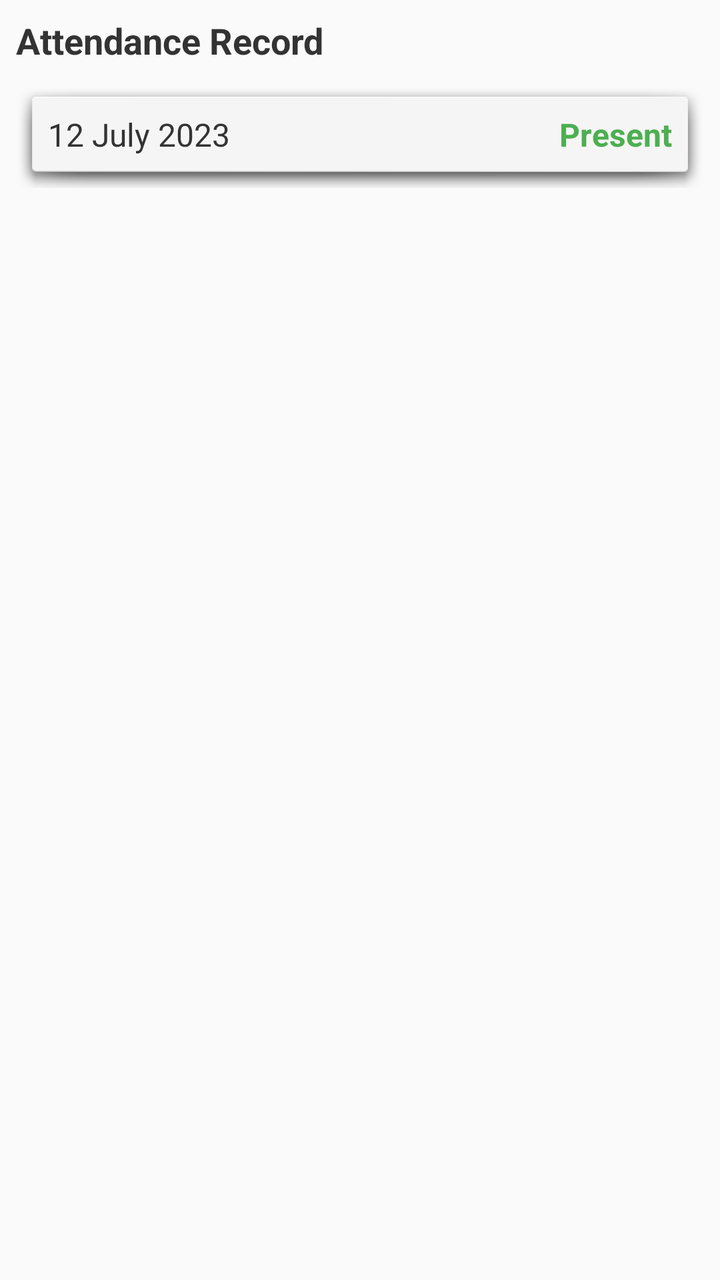
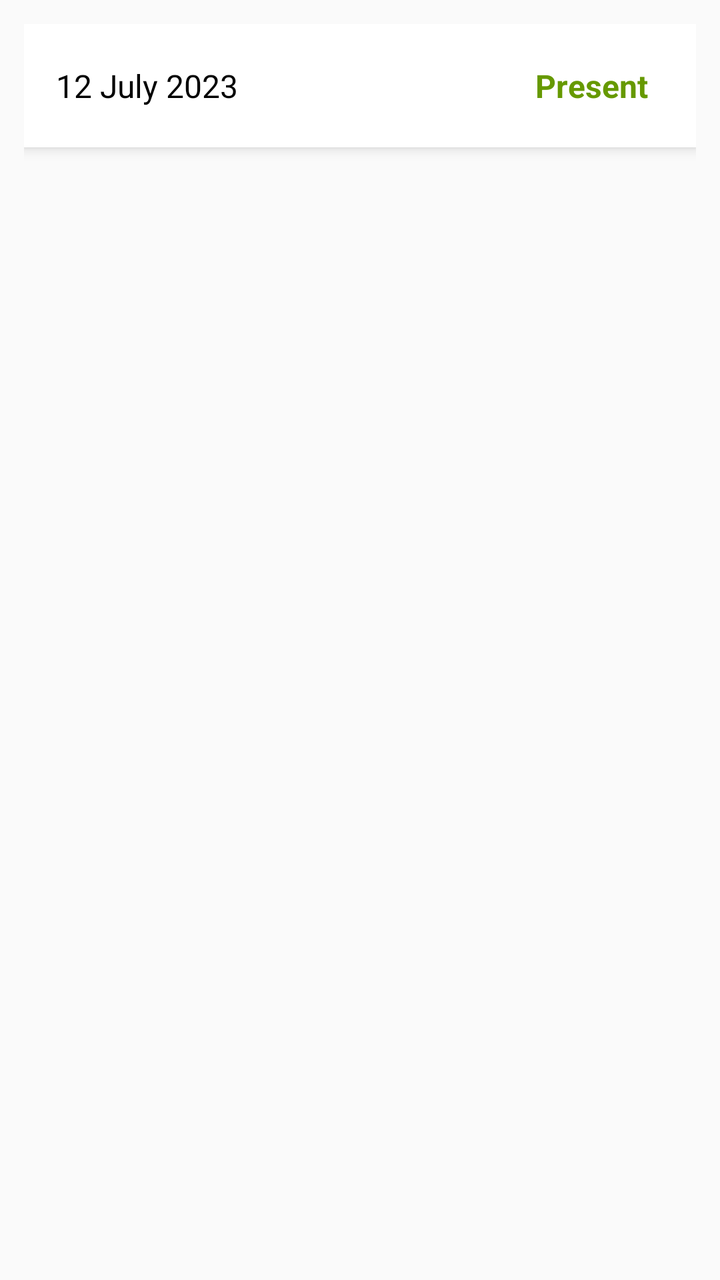

An Android layout rendered at two revisions. The XML below is the earlier revision; the diff shows what the commit changed to produce the second picture.
<!-- AndroidManifest.xml: application theme Theme.AppCompat.Light.DarkActionBar -->
<!-- res/layout/item_attendance_record.xml -->
<?xml version="1.0" encoding="utf-8"?>
<LinearLayout xmlns:android="http://schemas.android.com/apk/res/android"
    android:layout_width="match_parent"
    android:layout_height="wrap_content"
    android:orientation="vertical"
    android:padding="8dp">

    
    <TextView
        android:layout_width="match_parent"
        android:layout_height="wrap_content"
        android:text="Attendance Record"
        android:textSize="18sp"
        android:textStyle="bold"
        android:textColor="#333333"
        android:paddingBottom="8dp"/>

    
    <LinearLayout
        android:layout_width="match_parent"
        android:layout_height="wrap_content"
        android:orientation="horizontal"
        android:background="@android:drawable/dialog_holo_light_frame"
        android:padding="16dp"
        android:layout_marginBottom="8dp"
        android:elevation="2dp">

        <TextView
            android:id="@+id/attendance_date"
            android:layout_width="0dp"
            android:layout_weight="1"
            android:layout_height="wrap_content"
            android:text="12 July 2023"
            android:textSize="16sp"
            android:textColor="#333333"/>

        <TextView
            android:id="@+id/attendance_status"
            android:layout_width="wrap_content"
            android:layout_height="wrap_content"
            android:text="Present"
            android:textStyle="bold"
            android:textSize="16sp"
            android:textColor="#4CAF50"/>
    </LinearLayout>
</LinearLayout>
<!-- resources referenced by this layout -->
<resources>

</resources>

<!-- the commit's change to res/layout/item_attendance_record.xml (unified diff, before → after) -->
@@ -3,28 +3,24 @@
     android:layout_width="match_parent"
     android:layout_height="wrap_content"
     android:orientation="vertical"
-    android:padding="8dp">
+    android:padding="12dp"
+    android:background="?android:attr/selectableItemBackground">
 
     
-    <TextView
-        android:layout_width="match_parent"
-        android:layout_height="wrap_content"
-        android:text="Attendance Record"
-        android:textSize="18sp"
-        android:textStyle="bold"
-        android:textColor="#333333"
-        android:paddingBottom="8dp"/>
+    
 
     
     <LinearLayout
         android:layout_width="match_parent"
         android:layout_height="wrap_content"
         android:orientation="horizontal"
-        android:background="@android:drawable/dialog_holo_light_frame"
+        android:background="@android:color/white"
         android:padding="16dp"
         android:layout_marginBottom="8dp"
-        android:elevation="2dp">
+        android:elevation="4dp"
+        android:outlineProvider="bounds">
 
+        
         <TextView
             android:id="@+id/attendance_date"
             android:layout_width="0dp"
@@ -32,8 +28,10 @@
             android:layout_height="wrap_content"
             android:text="12 July 2023"
             android:textSize="16sp"
-            android:textColor="#333333"/>
+            android:textColor="@android:color/black"
+            android:paddingEnd="8dp"/>
 
+        
         <TextView
             android:id="@+id/attendance_status"
             android:layout_width="wrap_content"
@@ -41,6 +39,9 @@
             android:text="Present"
             android:textStyle="bold"
             android:textSize="16sp"
-            android:textColor="#4CAF50"/>
+            android:textColor="@android:color/holo_green_dark"
+            android:background="?android:attr/selectableItemBackground"
+            android:paddingHorizontal="8dp"
+            android:paddingVertical="4dp"/>
     </LinearLayout>
 </LinearLayout>
